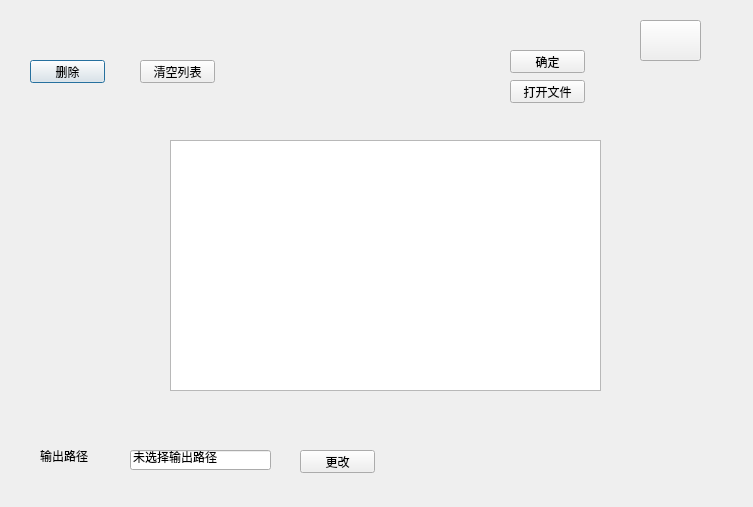
This is 3DPoseEstimation/vmdfile.ui in KIE9542c/3D-Motion-Tracking-and-Output as Qt 5 draws it before an edit. The edited form follows.
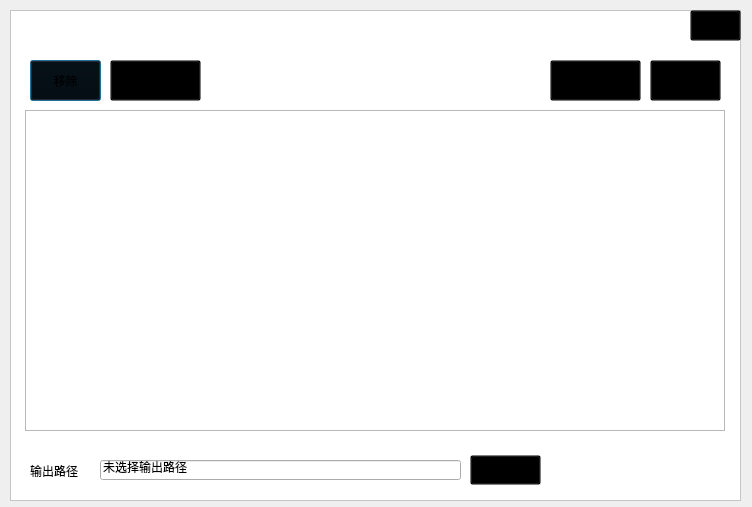
This is the edited form. Icons and pictures are not drawn.

Patch:
```diff
--- a/3DPoseEstimation/vmdfile.ui
+++ b/3DPoseEstimation/vmdfile.ui
@@ -6,131 +6,278 @@
    <rect>
     <x>0</x>
     <y>0</y>
-    <width>753</width>
+    <width>752</width>
     <height>507</height>
    </rect>
   </property>
   <property name="windowTitle">
    <string>Dialog</string>
   </property>
+  <widget class="QTableView" name="tableView">
+   <property name="geometry">
+    <rect>
+     <x>25</x>
+     <y>110</y>
+     <width>700</width>
+     <height>321</height>
+    </rect>
+   </property>
+   <property name="styleSheet">
+    <string notr="true">QHeaderView::section {background-color:white; border:1px solid gray;}</string>
+   </property>
+  </widget>
+  <widget class="QFrame" name="frame">
+   <property name="geometry">
+    <rect>
+     <x>10</x>
+     <y>10</y>
+     <width>731</width>
+     <height>491</height>
+    </rect>
+   </property>
+   <property name="styleSheet">
+    <string notr="true">#frame{background-color: rgb(255, 255, 255);}</string>
+   </property>
+   <property name="frameShape">
+    <enum>QFrame::StyledPanel</enum>
+   </property>
+   <property name="frameShadow">
+    <enum>QFrame::Raised</enum>
+   </property>
   <widget class="QPushButton" name="pushButton_del">
    <property name="geometry">
     <rect>
-     <x>30</x>
-     <y>60</y>
-     <width>75</width>
-     <height>23</height>
-    </rect>
-   </property>
+      <x>20</x>
+      <y>50</y>
+      <width>71</width>
+      <height>41</height>
+     </rect>
+    </property>
+    <property name="font">
+     <font>
+      <family>Microsoft YaHei UI</family>
+      <weight>50</weight>
+      <bold>false</bold>
+     </font>
+    </property>
+    <property name="styleSheet">
+     <string notr="true">#pushButton_del{background-color:transparent;}
+#pushButton_del:hover{border-image:url(:/new/prefix2/grey.png);}
+</string>
+    </property>
    <property name="text">
-    <string>删除</string>
+     <string>移除</string>
+    </property>
+    <property name="icon">
+     <iconset resource="background.qrc">
+      <normaloff>:/new/prefix2/del.png</normaloff>:/new/prefix2/del.png</iconset>
+    </property>
+    <property name="iconSize">
+     <size>
+      <width>30</width>
+      <height>30</height>
+     </size>
    </property>
   </widget>
   <widget class="QPushButton" name="pushButton_delAll">
    <property name="geometry">
     <rect>
-     <x>140</x>
-     <y>60</y>
-     <width>75</width>
-     <height>23</height>
-    </rect>
-   </property>
+      <x>100</x>
+      <y>50</y>
+      <width>91</width>
+      <height>41</height>
+     </rect>
+    </property>
+    <property name="font">
+     <font>
+      <family>Microsoft YaHei UI</family>
+     </font>
+    </property>
+    <property name="styleSheet">
+     <string notr="true">#pushButton_delAll{background-color:transparent;}
+#pushButton_delAll:hover{
+border-image: url(:/new/prefix2/grey.png)}</string>
+    </property>
    <property name="text">
     <string>清空列表</string>
    </property>
-  </widget>
-  <widget class="QPushButton" name="pushButton_close">
-   <property name="geometry">
-    <rect>
-     <x>640</x>
-     <y>20</y>
-     <width>61</width>
-     <height>41</height>
-    </rect>
-   </property>
-   <property name="text">
-    <string/>
-   </property>
    <property name="icon">
     <iconset resource="background.qrc">
-     <normaloff>:/new/prefix2/Buttons/close.png</normaloff>:/new/prefix2/Buttons/close.png</iconset>
-   </property>
-  </widget>
-  <widget class="QLineEdit" name="lineEdit">
-   <property name="geometry">
-    <rect>
-     <x>130</x>
-     <y>450</y>
-     <width>141</width>
-     <height>20</height>
-    </rect>
-   </property>
-   <property name="text">
-    <string>未选择输出路径</string>
+      <normaloff>:/new/prefix2/delAll.png</normaloff>:/new/prefix2/delAll.png</iconset>
+    </property>
+    <property name="iconSize">
+     <size>
+      <width>30</width>
+      <height>30</height>
+     </size>
    </property>
   </widget>
   <widget class="QLabel" name="label">
    <property name="geometry">
     <rect>
-     <x>40</x>
+      <x>20</x>
      <y>450</y>
-     <width>54</width>
-     <height>12</height>
-    </rect>
-   </property>
+      <width>71</width>
+      <height>21</height>
+     </rect>
+    </property>
+    <property name="font">
+     <font>
+      <family>Microsoft YaHei UI</family>
+     </font>
+    </property>
    <property name="text">
     <string>输出路径</string>
    </property>
   </widget>
-  <widget class="QPushButton" name="pushButton_openfile">
+   <widget class="QLineEdit" name="lineEdit">
    <property name="geometry">
     <rect>
-     <x>510</x>
-     <y>80</y>
-     <width>75</width>
-     <height>23</height>
-    </rect>
-   </property>
+      <x>90</x>
+      <y>450</y>
+      <width>361</width>
+      <height>20</height>
+     </rect>
+    </property>
+    <property name="font">
+     <font>
+      <family>Microsoft YaHei UI</family>
+     </font>
+    </property>
    <property name="text">
-    <string>打开文件</string>
+     <string>未选择输出路径</string>
    </property>
   </widget>
   <widget class="QPushButton" name="pushButton_change">
    <property name="geometry">
     <rect>
-     <x>300</x>
-     <y>450</y>
-     <width>75</width>
-     <height>23</height>
-    </rect>
-   </property>
+      <x>460</x>
+      <y>445</y>
+      <width>71</width>
+      <height>30</height>
+     </rect>
+    </property>
+    <property name="font">
+     <font>
+      <family>Microsoft YaHei UI</family>
+     </font>
+    </property>
+    <property name="styleSheet">
+     <string notr="true">#pushButton_change{background-color:transparent;}
+#pushButton_change:hover{
+border-image: url(:/new/prefix2/grey.png)}</string>
+    </property>
    <property name="text">
     <string>更改</string>
    </property>
+    <property name="icon">
+     <iconset resource="background.qrc">
+      <normaloff>:/new/prefix2/openfile.png</normaloff>:/new/prefix2/openfile.png</iconset>
+    </property>
+    <property name="iconSize">
+     <size>
+      <width>20</width>
+      <height>20</height>
+     </size>
+    </property>
   </widget>
   <widget class="QPushButton" name="pushButton_conf">
    <property name="geometry">
     <rect>
-     <x>510</x>
+      <x>640</x>
      <y>50</y>
-     <width>75</width>
-     <height>23</height>
-    </rect>
-   </property>
+      <width>71</width>
+      <height>41</height>
+     </rect>
+    </property>
+    <property name="font">
+     <font>
+      <family>Microsoft YaHei UI</family>
+     </font>
+    </property>
+    <property name="styleSheet">
+     <string notr="true">#pushButton_conf{background-color:transparent;}
+#pushButton_conf:hover{
+border-image: url(:/new/prefix2/grey.png)}</string>
+    </property>
    <property name="text">
     <string>确定</string>
    </property>
-  </widget>
-  <widget class="QTableView" name="tableView">
+    <property name="icon">
+     <iconset resource="background.qrc">
+      <normaloff>:/new/prefix2/conf.png</normaloff>:/new/prefix2/conf.png</iconset>
+    </property>
+    <property name="iconSize">
+     <size>
+      <width>30</width>
+      <height>30</height>
+     </size>
+    </property>
+   </widget>
+   <widget class="QPushButton" name="pushButton_close">
    <property name="geometry">
     <rect>
-     <x>170</x>
-     <y>140</y>
-     <width>431</width>
-     <height>251</height>
-    </rect>
-   </property>
-  </widget>
+      <x>680</x>
+      <y>0</y>
+      <width>51</width>
+      <height>31</height>
+     </rect>
+    </property>
+    <property name="styleSheet">
+     <string notr="true">#pushButton_close{background-color:transparent;}
+#pushButton_close:hover{	border-image: url(:/new/prefix2/red.png);
+}</string>
+    </property>
+    <property name="text">
+     <string/>
+    </property>
+    <property name="icon">
+     <iconset resource="background.qrc">
+      <normaloff>:/new/prefix2/close_win.png</normaloff>:/new/prefix2/close_win.png</iconset>
+    </property>
+    <property name="iconSize">
+     <size>
+      <width>10</width>
+      <height>10</height>
+     </size>
+    </property>
+   </widget>
+   <widget class="QPushButton" name="pushButton_openfile">
+    <property name="geometry">
+     <rect>
+      <x>540</x>
+      <y>50</y>
+      <width>91</width>
+      <height>41</height>
+     </rect>
+    </property>
+    <property name="font">
+     <font>
+      <family>Microsoft YaHei UI</family>
+     </font>
+    </property>
+    <property name="styleSheet">
+     <string notr="true">#pushButton_openfile{background-color:transparent;}
+#pushButton_openfile:hover{
+border-image: url(:/new/prefix2/grey.png)}</string>
+    </property>
+    <property name="text">
+     <string>添加文件</string>
+    </property>
+    <property name="icon">
+     <iconset resource="background.qrc">
+      <normaloff>:/new/prefix2/add.png</normaloff>:/new/prefix2/add.png</iconset>
+    </property>
+    <property name="iconSize">
+     <size>
+      <width>30</width>
+      <height>30</height>
+     </size>
+    </property>
+   </widget>
+  </widget>
+  <zorder>frame</zorder>
+  <zorder>tableView</zorder>
  </widget>
  <resources>
   <include location="background.qrc"/>
```
Lines whose indentation alone changed are shown as unchanged.
